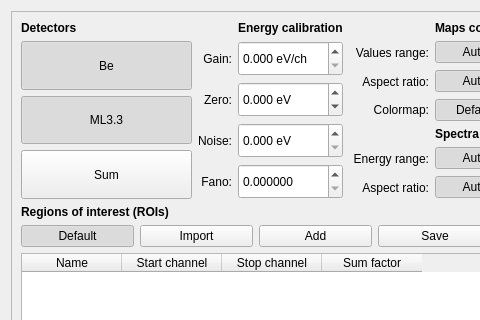
Above: batch.ui from pfilipl/PolyX-XRF-Data-Analyser before the change; both pictures show x 0 to 480 and y 0 to 320 of the 1104 by 720 pixel window. Below: the same form after it.
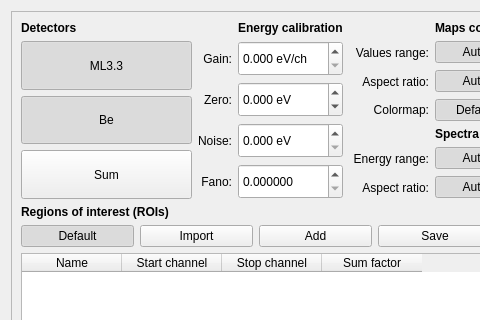
That is the form after the change.

Commit message: Detectors naming correction Be->1, ML3 -> 0

What changed in the file:
```diff
--- a/batch.ui
+++ b/batch.ui
@@ -67,7 +67,7 @@
            </widget>
           </item>
           <item>
-           <widget class="QPushButton" name="pushButton_DetectorsBe">
+           <widget class="QPushButton" name="pushButton_DetectorsML">
             <property name="sizePolicy">
              <sizepolicy hsizetype="Expanding" vsizetype="Preferred">
               <horstretch>0</horstretch>
@@ -78,7 +78,7 @@
              <bool>true</bool>
             </property>
             <property name="text">
-             <string>Be</string>
+             <string>ML3.3</string>
             </property>
             <property name="checkable">
              <bool>true</bool>
@@ -89,7 +89,7 @@
            </widget>
           </item>
           <item>
-           <widget class="QPushButton" name="pushButton_DetectorsML">
+           <widget class="QPushButton" name="pushButton_DetectorsBe">
             <property name="sizePolicy">
              <sizepolicy hsizetype="Expanding" vsizetype="Preferred">
               <horstretch>0</horstretch>
@@ -100,7 +100,7 @@
              <bool>true</bool>
             </property>
             <property name="text">
-             <string>ML3.3</string>
+             <string>Be</string>
             </property>
             <property name="checkable">
              <bool>true</bool>
```
The commit also changes 4 other files.
